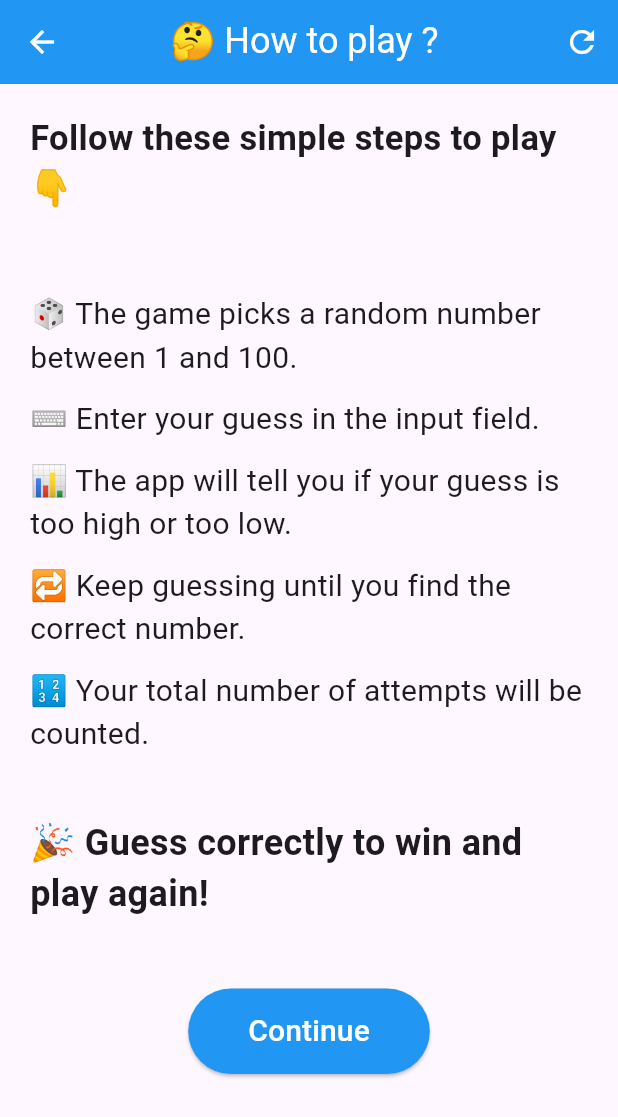
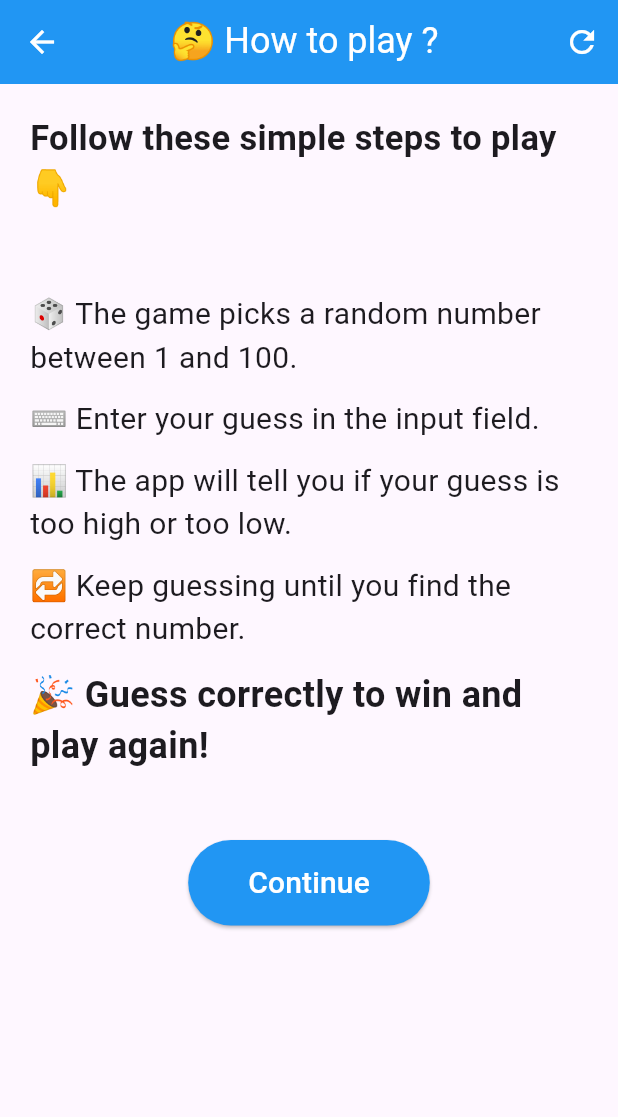
Before and after one commit to neil-surjiani/number-guess, a Flutter app: the Rules screen opened directly, on a phone screen of 412 x 824 dp. Shown: the top 1117 px of the screen. Run offline on Flutter 3.47's test engine with Material 3 defaults, Android fonts, the phone set to English and light mode, and no system bars.

Commit message:
Code cleanup

```diff
--- a/lib/rules.dart
+++ b/lib/rules.dart
@@ -70,12 +70,6 @@ class Rules extends StatelessWidget {
       SizedBox(height: 12),
 
       Text(
-        '🔢 Your total number of attempts will be counted.\n',
-        style: TextStyle(fontSize: 20,),
-      ),
-      SizedBox(height: 12),
-
-      Text(
         '🎉 Guess correctly to win and play again!',
         style: TextStyle(
           fontSize: 24,
```
Also changed, not shown: 1 other file.
